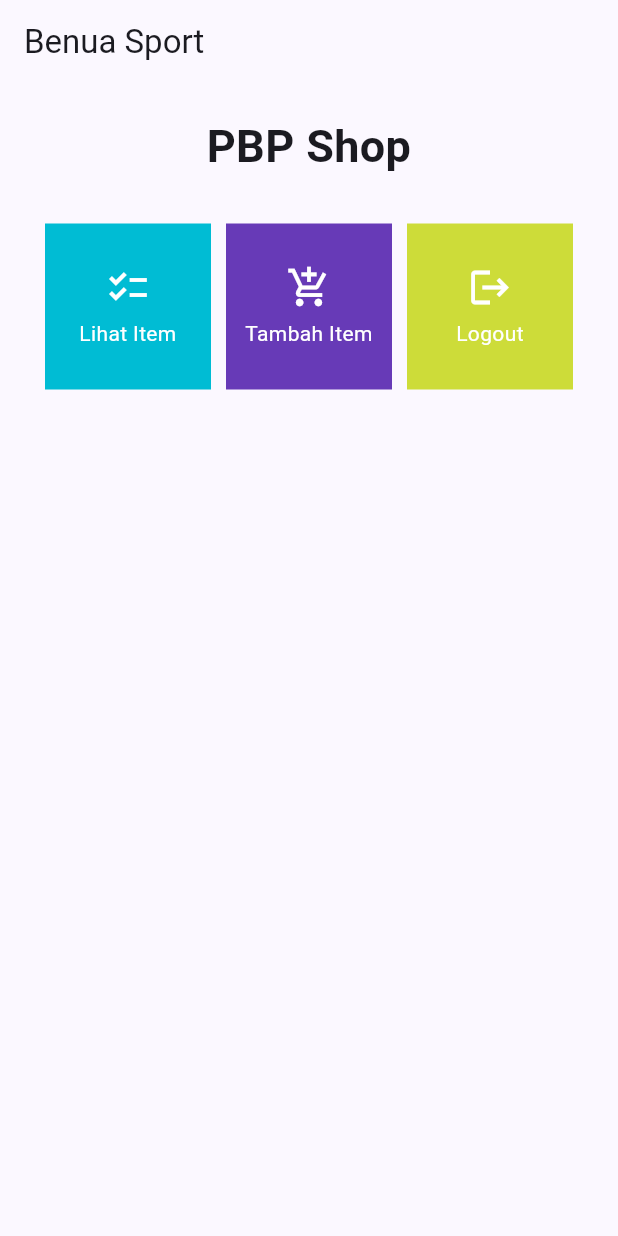
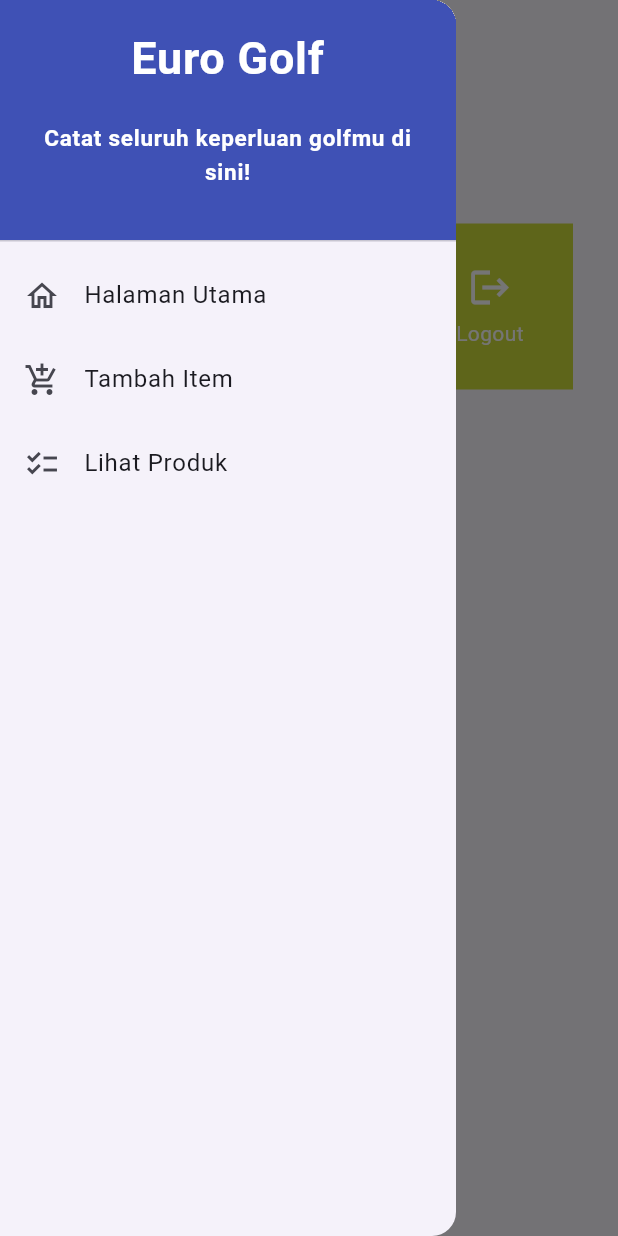
Before and after one commit to SangMilyarder/Darryl_Benua_Sport, a Flutter app: the screen it shows after launch, with the side drawer open (before the commit the screen has no drawer), on a phone screen of 412 x 824 dp. Run offline on Flutter 3.47's test engine with Material 2 defaults, Android fonts, the light colour scheme and no system bars.

Commit message:
Update Progress Tugas 8

```diff
--- a/lib/main.dart
+++ b/lib/main.dart
@@ -1,5 +1,5 @@
 import 'package:flutter/material.dart';
-import 'package:darryl_benua_sport/menu.dart';
+import 'package:darryl_benua_sport/screens/menu.dart';
 
 void main() {
   runApp(const MyApp());
@@ -18,7 +18,6 @@ class MyApp extends StatelessWidget {
         //
         // TRY THIS: Try running your application with "flutter run". You'll see
         // the application has a blue toolbar. Then, without quitting the app,
-        // try changing the seedColor in the colorScheme below to Colors.green
         // and then invoke "hot reload" (save your changes or press the "hot
         // reload" button in a Flutter-supported IDE, or press "r" if you used
         // the command line to start the app).
--- a/lib/menu.dart
+++ b/lib/screens/menu.dart
@@ -1,4 +1,6 @@
 import 'package:flutter/material.dart';
+import 'package:darryl_benua_sport/widgets/left_drawer.dart';
+import 'package:darryl_benua_sport/widgets/shop_card.dart';
 
 class MyHomePage extends StatelessWidget {
     MyHomePage({Key? key}) : super(key: key);
@@ -13,9 +15,10 @@ class MyHomePage extends StatelessWidget {
         return Scaffold(
           appBar: AppBar(
             title: const Text(
-              'Benua Sport',
+              'Euro Golf',
             ),
           ),
+          drawer: const LeftDrawer(),
           body: SingleChildScrollView(
             // Widget wrapper yang dapat discroll
             child: Padding(
@@ -56,56 +59,3 @@ class MyHomePage extends StatelessWidget {
         );
     }
 }
-
-class ShopItem {
-  final String name;
-  final IconData icon;
-  final String snackBarText;
-  final Color color;
-
-  ShopItem(this.name, this.icon, this.snackBarText, this.color);
-}
-
-class ShopCard extends StatelessWidget {
-  final ShopItem item;
-
-  const ShopCard(this.item, {super.key}); // Constructor
-
-  @override
-  Widget build(BuildContext context) {
-    return Material(
-      color: item.color,
-      child: InkWell(
-        // Area responsive terhadap sentuhan
-        onTap: () {
-          // Memunculkan SnackBar ketika diklik
-          ScaffoldMessenger.of(context)
-            ..hideCurrentSnackBar()
-            ..showSnackBar(SnackBar(content: Text(item.snackBarText),));
-        },
-        child: Container(
-          // Container untuk menyimpan Icon dan Text
-          padding: const EdgeInsets.all(8),
-          child: Center(
-            child: Column(
-              mainAxisAlignment: MainAxisAlignment.center,
-              children: [
-                Icon(
-                  item.icon,
-                  color: Colors.white,
-                  size: 30.0,
-                ),
-                const Padding(padding: EdgeInsets.all(3)),
-                Text(
-                  item.name,
-                  textAlign: TextAlign.center,
-                  style: const TextStyle(color: Colors.white),
-                ),
-              ],
-            ),
-          ),
-        ),
-      ),
-    );
-  }
-}
--- /dev/null
+++ b/lib/widgets/left_drawer.dart
@@ -0,0 +1,75 @@
+import 'package:darryl_benua_sport/screens/golf_list.dart';
+import 'package:flutter/material.dart';
+import 'package:darryl_benua_sport/screens/menu.dart';
+import 'package:darryl_benua_sport/screens/eurogolf_form.dart';
+import 'package:darryl_benua_sport/models/eurogolf.dart';
+
+class LeftDrawer extends StatelessWidget {
+  const LeftDrawer({super.key});
+
+  @override
+  Widget build(BuildContext context) {
+    return Drawer(
+      child: ListView(
+        children: [
+          const DrawerHeader(
+            decoration: BoxDecoration(
+              color: Colors.indigo,
+            ),
+            child: Column(
+              children: [
+                Text(
+                  'Euro Golf',
+                  textAlign: TextAlign.center,
+                  style: TextStyle(
+                    fontSize: 30,
+                    fontWeight: FontWeight.bold,
+                    color: Colors.white,
+                  ),
+                ),
+                Padding(padding: EdgeInsets.all(10)),
+                Text("Catat seluruh keperluan golfmu di sini!",
+                      textAlign: TextAlign.center,
+                      style: TextStyle(
+                        fontSize: 15,
+                        fontWeight: FontWeight.bold,
+                        color: Colors.white
+                      ),
+                    ),
+              ],
+            ),
+          ),
+          ListTile(
+            leading: const Icon(Icons.home_outlined),
+            title: const Text('Halaman Utama'),
+            // Bagian redirection ke MyHomePage
+            onTap: () {
+              Navigator.pushReplacement(
+                  context,
+                  MaterialPageRoute(
+                    builder: (context) => MyHomePage(),
+                  ));
+            },
+          ),
+          ListTile(
+            leading: const Icon(Icons.add_shopping_cart),
+            title: const Text('Tambah Item'),
+            // Bagian redirection ke ShopFormPage
+            onTap: () {
+              Navigator.of(context).push(
+                MaterialPageRoute(builder: (context) => ShopFormPage()),
+              );
+            },
+          ),
+          ListTile(
+            leading: const Icon(Icons.checklist),
+            title: Text('Lihat Produk'),
+            onTap: () {
+              Navigator.push(context, MaterialPageRoute(builder: (context) => ProductListPage(iron: Ironlist)));
+            }
+          )
+        ],
+      ),
+    );
+  }
+}
--- /dev/null
+++ b/lib/widgets/shop_card.dart
@@ -0,0 +1,64 @@
+import 'package:darryl_benua_sport/screens/golf_list.dart';
+import 'package:flutter/material.dart';
+import 'package:darryl_benua_sport/screens/eurogolf_form.dart';
+import 'package:darryl_benua_sport/models/eurogolf.dart';
+
+class ShopItem {
+  final String name;
+  final IconData icon;
+  final String snackBarText;
+  final Color color;
+
+  ShopItem(this.name, this.icon, this.snackBarText, this.color);
+}
+
+class ShopCard extends StatelessWidget {
+  final ShopItem item;
+
+  const ShopCard(this.item, {super.key}); // Constructor
+
+  @override
+  Widget build(BuildContext context) {
+    return Material(
+      color: item.color,
+      child: InkWell(
+        // Area responsive terhadap sentuhan
+        onTap: () {
+          // Memunculkan SnackBar ketika diklik
+          ScaffoldMessenger.of(context)
+            ..hideCurrentSnackBar()
+            ..showSnackBar(SnackBar(content: Text(item.snackBarText),));
+          if (item.name == "Tambah Item") {
+            Navigator.push(context,
+              MaterialPageRoute(builder: (context) => const ShopFormPage()));
+          } else if (item.name == "Lihat Item") {
+            Navigator.push(context,
+              MaterialPageRoute(builder: (context) => ProductListPage(iron: Ironlist)));
+          }
+        },
+        child: Container(
+          // Container untuk menyimpan Icon dan Text
+          padding: const EdgeInsets.all(8),
+          child: Center(
+            child: Column(
+              mainAxisAlignment: MainAxisAlignment.center,
+              children: [
+                Icon(
+                  item.icon,
+                  color: Colors.white,
+                  size: 30.0,
+                ),
+                const Padding(padding: EdgeInsets.all(3)),
+                Text(
+                  item.name,
+                  textAlign: TextAlign.center,
+                  style: const TextStyle(color: Colors.white),
+                ),
+              ],
+            ),
+          ),
+        ),
+      ),
+    );
+  }
+}
```
Also changed, not shown: lib/models/eurogolf.dart (added, +11 -0 lines), lib/screens/eurogolf_form.dart (added, +268 -0 lines), lib/screens/golf_list.dart (added, +66 -0 lines).
